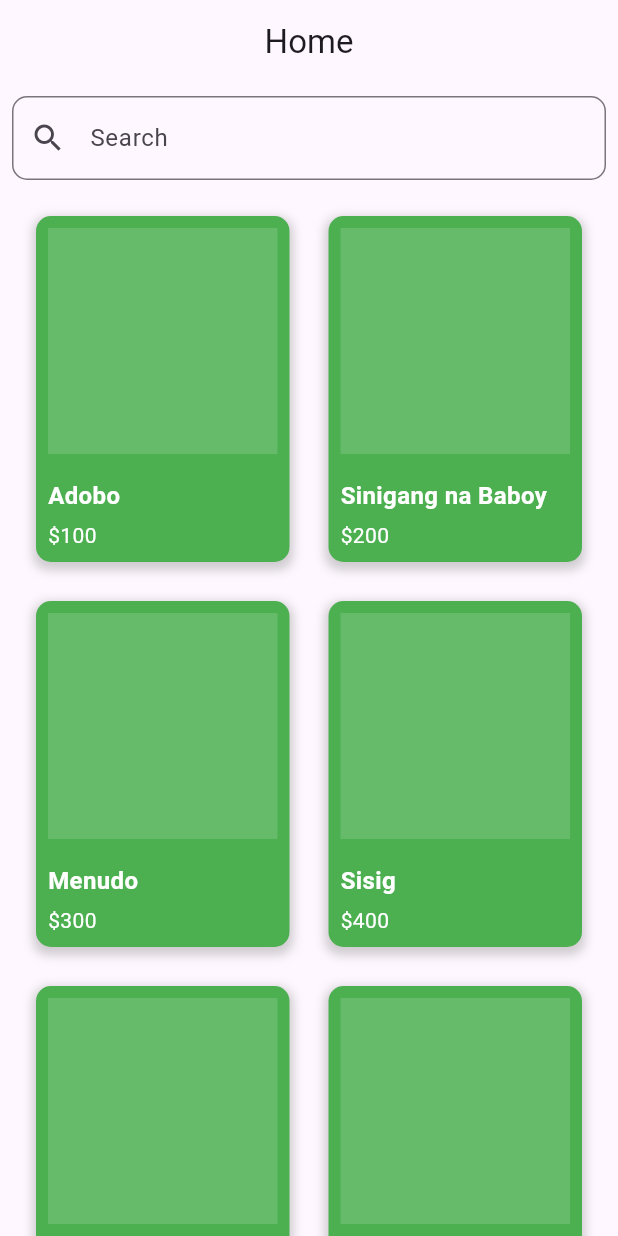
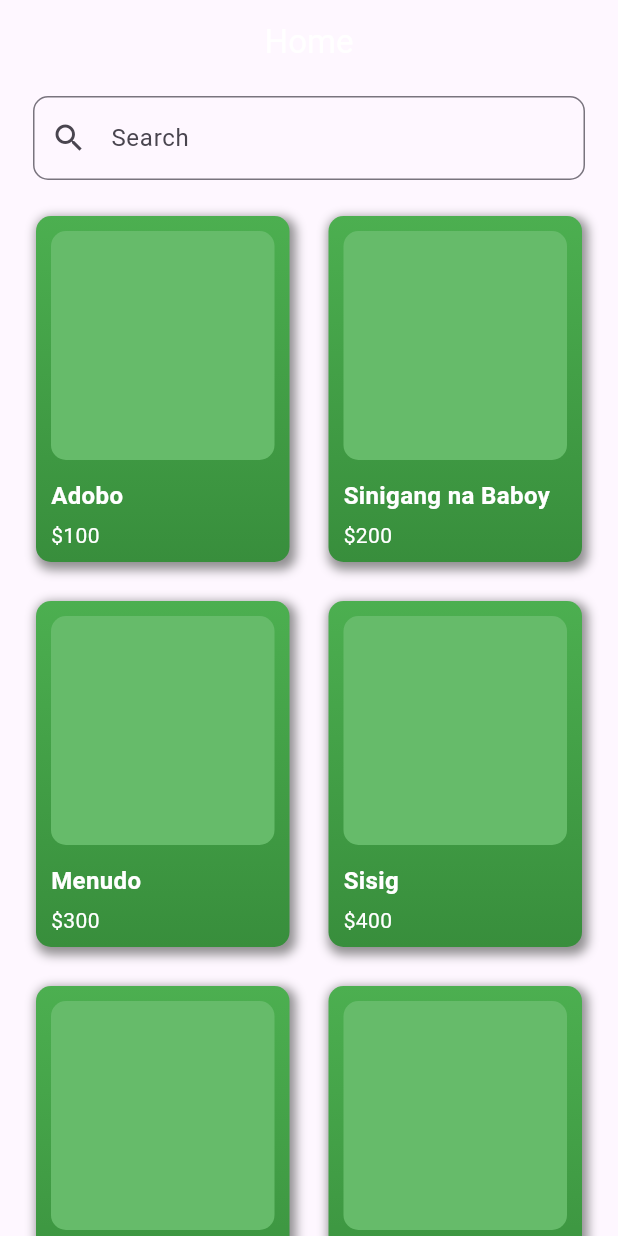
Before and after one commit to ciit-thedannified/cs319_dart_playground, a Flutter app: the screen it shows after launch, on a phone screen of 412 x 824 dp. Run offline on Flutter 3.47's test engine with Material 3 defaults, Android fonts, the phone set to English and light mode, and no system bars.

Commit message:
Clean the design for home page

```diff
--- a/lib/card.dart
+++ b/lib/card.dart
@@ -2,7 +2,7 @@ import 'package:flutter/material.dart';
 
 // To do's
 // Add image based on the filipino food on Home.dart (Still can be changed if you want)
-//Redesign if ever gusto mo
+// Redesign if ever gusto mo
 
 class ProductCard extends StatefulWidget{
   final String title;
@@ -27,16 +27,20 @@ class _ProductCardState extends State<ProductCard>{
       onTap: widget.onTap,
       child: Container(
         width: 160,
+        height: 160,
         margin: const EdgeInsets.all(8.0),
         decoration: BoxDecoration(
-          color: Colors.green,
+          gradient: LinearGradient(
+            colors:[Colors.green, const Color.fromARGB(255, 56, 142, 60)],
+            begin: Alignment.topCenter,
+            end: Alignment.bottomCenter),
           borderRadius: BorderRadius.circular(10),
           boxShadow: [
             BoxShadow(
-              color: Colors.grey.withOpacity(0.5),
+              color: const Color(0xFF6D6D6D).withOpacity(0.75),
               spreadRadius: 2,
               blurRadius: 5,
-              offset: Offset(0, 3),
+              offset: Offset(2, 3),
             ),
           ],
         ),
@@ -46,12 +50,15 @@ class _ProductCardState extends State<ProductCard>{
           children: [
             Expanded(
             child: Container(
-              color: Colors.green[400],
-              margin: EdgeInsets.all(8.0),
+              margin: EdgeInsets.fromLTRB(10, 10, 10, 6),
+              decoration: BoxDecoration(
+                borderRadius: BorderRadius.circular(10),
+                color: Colors.green[400],
+              ),
             ),
           ),
           Padding(
-            padding: const EdgeInsets.all(8.0),
+            padding: const EdgeInsets.fromLTRB(10, 6, 8, 8),
             child: Column(
               crossAxisAlignment: CrossAxisAlignment.start,
               children:[
--- a/lib/home.dart
+++ b/lib/home.dart
@@ -28,12 +28,13 @@ Widget build(BuildContext context) {
   return Scaffold(
     appBar: AppBar(
       title: Text("Home"),
+      titleTextStyle: TextStyle(fontSize: 22),
       centerTitle: true,
     ),
     body: Column(
       children: [
         Padding(
-          padding: const EdgeInsets.all(8.0),
+          padding: const EdgeInsets.fromLTRB(22, 8, 22, 8),
           child: TextField(
             decoration: InputDecoration(
               border: OutlineInputBorder(
--- a/lib/main.dart
+++ b/lib/main.dart
@@ -1,4 +1,5 @@
 import 'package:flutter/material.dart';
+import 'package:flutter/rendering.dart';
 import 'home.dart';
 
 void main() {
@@ -10,7 +11,9 @@
   // This widget is the root of your application.
   @override
   Widget build(BuildContext context) {
+    debugPaintSizeEnabled = false;
     return MaterialApp(
+      debugShowCheckedModeBanner: false,
       home: const HomePage(), // To run the Home.dart
     );
   }
```
